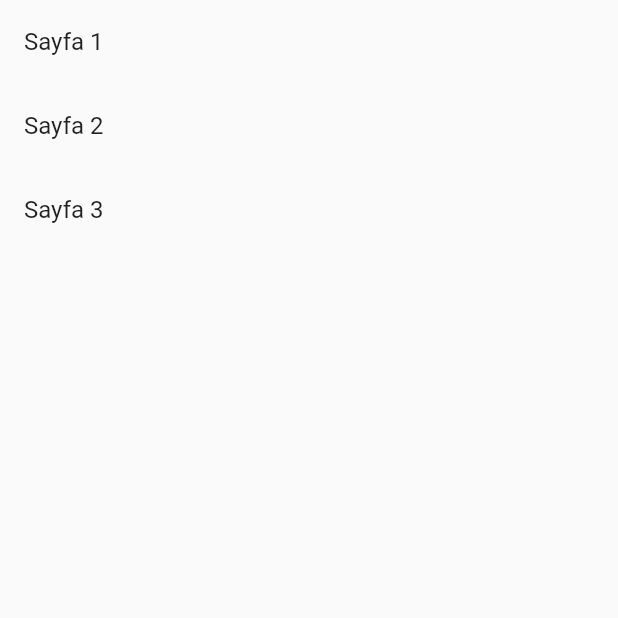
After one commit to uemirhanselim/FLutter-Animations, a Flutter app: the screen it shows after launch, on a phone screen of 412 x 824 dp, the top half of it. The commit adds this screen. Run offline on Flutter 3.47's test engine with Material 2 defaults, Android fonts, the phone set to English and light mode, and no system bars; our stand-ins replace google_fonts.

Commit message:
multiple navigate has done

```diff
--- a/lib/main.dart
+++ b/lib/main.dart
@@ -1,7 +1,6 @@
 import 'package:flutter/material.dart';
 
-import 'design/fonts.dart';
-import 'design/snackbar.dart';
+import 'navigateExample.dart';
 
 void main() {
   runApp(const MyApp());
@@ -13,9 +12,9 @@ class MyApp extends StatelessWidget {
   // This widget is the root of your application.
   @override
   Widget build(BuildContext context) {
-    return const MaterialApp(
+    return MaterialApp(
       title: 'Flutter Animations',
-      home: FontView(),
+      home: NavigationExampleView(),
     );
   }
 }
--- /dev/null
+++ b/lib/navigateExample.dart
@@ -0,0 +1,48 @@
+import 'package:flutter/material.dart';
+
+import 'design/drawer.dart';
+import 'design/fonts.dart';
+import 'design/snackbar.dart';
+
+class NavigationExampleView extends StatelessWidget {
+  NavigationExampleView({super.key});
+
+  // Bunlar Navigate edilecek sayfalar
+  final List<Widget> _pages = [
+    const DrawerView(),
+    const FontView(),
+    const SnackBarView(),
+  ];
+
+  // Bunlar ListTile üzerinde yazacak title lar
+  final List<String> _titles = [
+    "Sayfa 1",
+    "Sayfa 2",
+    "Sayfa 3",
+  ];
+
+  @override
+  Widget build(BuildContext context) {
+    return Scaffold(
+      body: ListView.builder(
+        itemCount: _pages.length,
+        itemBuilder: (context, index) {
+          return _listTile(_titles[index], context, _pages[index]);
+        },
+      ),
+    );
+  }
+
+  // İstersen bunu widget'ı ayrı bir dosyaya taşıman daha
+  // mantıklı olacaktır, mesela widgets adında bir klasör
+  // açıp oraya koyabilirsin.
+  Widget _listTile(String text, BuildContext context, Widget screen) {
+    return ListTile(
+      title: Text(text),
+      onTap: () {
+        Navigator.push(
+            context, MaterialPageRoute(builder: (context) => screen));
+      },
+    );
+  }
+}
```
